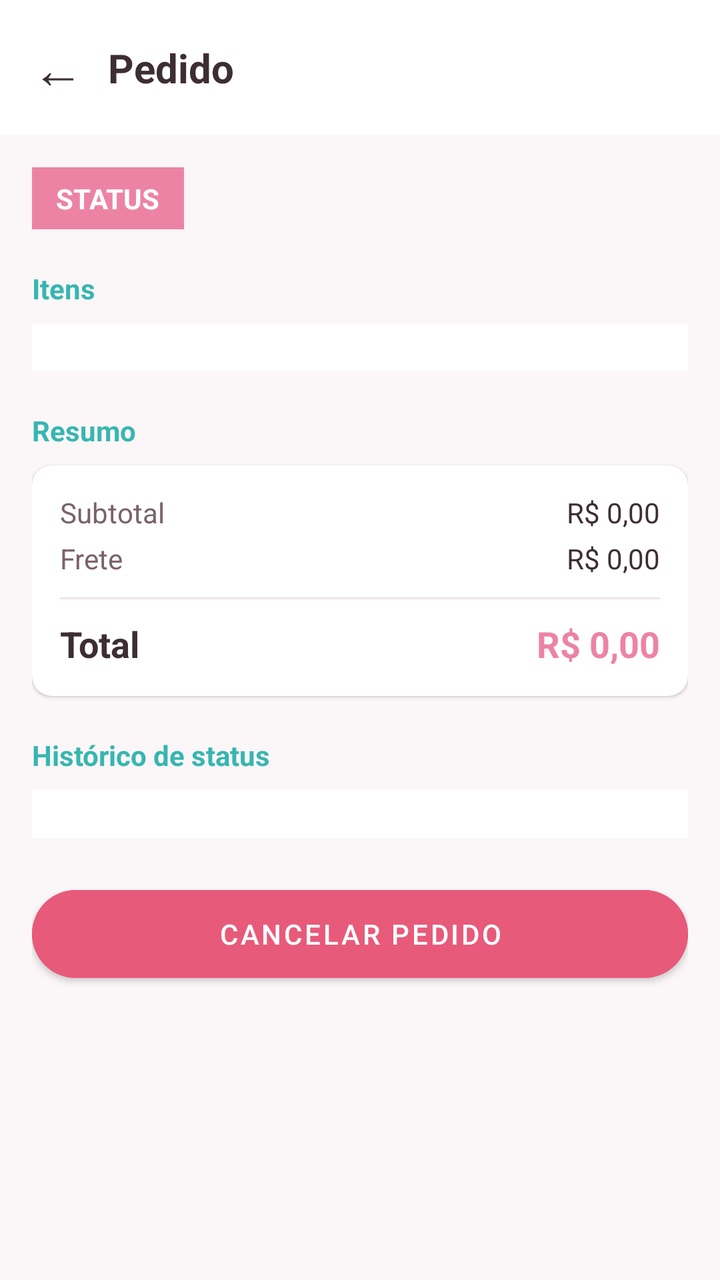
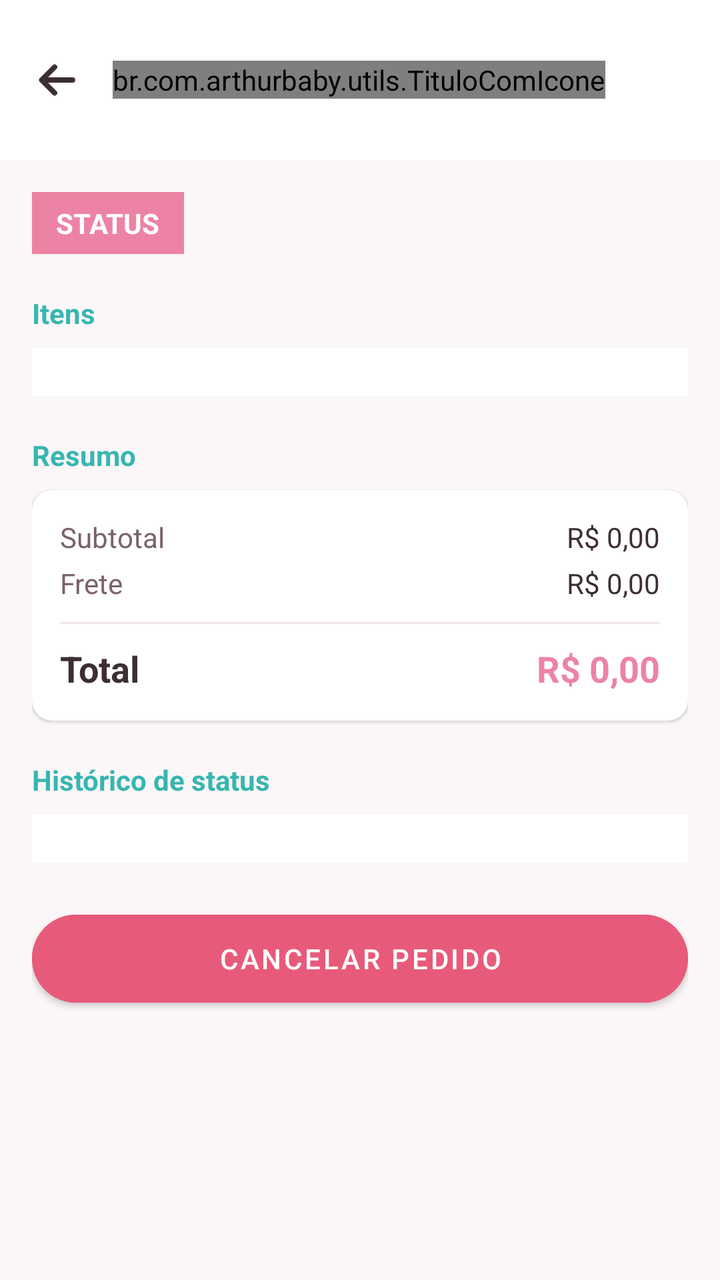

Compare the two renders of this Android layout. The source of the first and the diff that turns it into the second are given below.
<!-- AndroidManifest.xml: application theme Theme.ArthurBaby -->
<!-- res/layout/fragment_detalhe_pedido.xml -->
<?xml version="1.0" encoding="utf-8"?>
<ScrollView xmlns:android="http://schemas.android.com/apk/res/android"
    xmlns:app="http://schemas.android.com/apk/res-auto"
    android:layout_width="match_parent"
    android:layout_height="match_parent"
    android:background="@color/fundo_claro"
    android:fillViewport="true">

    <LinearLayout
        android:layout_width="match_parent"
        android:layout_height="wrap_content"
        android:orientation="vertical">

        
        <LinearLayout
            android:layout_width="match_parent"
            android:layout_height="wrap_content"
            android:orientation="horizontal"
            android:gravity="center_vertical"
            android:padding="16dp"
            android:background="@color/branco">

            <TextView
                android:id="@+id/btnVoltar"
                android:layout_width="wrap_content"
                android:layout_height="wrap_content"
                android:text="←"
                android:textSize="26sp"
                android:textColor="@color/texto_primario"
                android:paddingEnd="12dp" />

            <TextView
                android:id="@+id/tvTitulo"
                android:layout_width="0dp"
                android:layout_height="wrap_content"
                android:layout_weight="1"
                android:text="Pedido"
                android:textSize="20sp"
                android:textStyle="bold"
                android:textColor="@color/texto_primario" />
        </LinearLayout>

        <LinearLayout
            android:layout_width="match_parent"
            android:layout_height="wrap_content"
            android:orientation="vertical"
            android:padding="16dp">

            <TextView
                android:id="@+id/tvStatus"
                android:layout_width="wrap_content"
                android:layout_height="wrap_content"
                android:text="STATUS"
                android:textStyle="bold"
                android:textColor="@color/branco"
                android:background="@color/rosa_arthur"
                android:paddingHorizontal="12dp"
                android:paddingVertical="6dp" />

            <TextView
                android:layout_width="wrap_content"
                android:layout_height="wrap_content"
                android:text="Itens"
                android:textStyle="bold"
                android:textColor="@color/verde_arthur"
                android:layout_marginTop="20dp" />

            <LinearLayout
                android:id="@+id/containerItens"
                android:layout_width="match_parent"
                android:layout_height="wrap_content"
                android:orientation="vertical"
                android:background="@color/branco"
                android:padding="12dp"
                android:layout_marginTop="8dp" />

            
            <TextView
                android:layout_width="wrap_content"
                android:layout_height="wrap_content"
                android:text="Resumo"
                android:textStyle="bold"
                android:textColor="@color/verde_arthur"
                android:layout_marginTop="20dp" />

            <androidx.cardview.widget.CardView
                android:layout_width="match_parent"
                android:layout_height="wrap_content"
                android:layout_marginTop="8dp"
                app:cardCornerRadius="10dp"
                app:cardElevation="1dp"
                app:cardBackgroundColor="@color/branco">

                <LinearLayout
                    android:layout_width="match_parent"
                    android:layout_height="wrap_content"
                    android:orientation="vertical"
                    android:padding="14dp">

                    
                    <LinearLayout
                        android:layout_width="match_parent"
                        android:layout_height="wrap_content"
                        android:orientation="horizontal">
                        <TextView
                            android:layout_width="0dp"
                            android:layout_height="wrap_content"
                            android:layout_weight="1"
                            android:text="Subtotal"
                            android:textColor="@color/cinza_medio" />
                        <TextView
                            android:id="@+id/tvSubtotalDetalhe"
                            android:layout_width="wrap_content"
                            android:layout_height="wrap_content"
                            android:text="R$ 0,00"
                            android:textColor="@color/texto_primario" />
                    </LinearLayout>

                    
                    <LinearLayout
                        android:id="@+id/rowDescontoDetalhe"
                        android:layout_width="match_parent"
                        android:layout_height="wrap_content"
                        android:orientation="horizontal"
                        android:layout_marginTop="4dp"
                        android:visibility="gone">
                        <TextView
                            android:id="@+id/tvLabelDescontoDetalhe"
                            android:layout_width="0dp"
                            android:layout_height="wrap_content"
                            android:layout_weight="1"
                            android:text="Desconto"
                            android:textColor="@color/verde_arthur"
                            android:textStyle="bold" />
                        <TextView
                            android:id="@+id/tvDescontoDetalhe"
                            android:layout_width="wrap_content"
                            android:layout_height="wrap_content"
                            android:text="- R$ 0,00"
                            android:textColor="@color/verde_arthur"
                            android:textStyle="bold" />
                    </LinearLayout>

                    
                    <LinearLayout
                        android:layout_width="match_parent"
                        android:layout_height="wrap_content"
                        android:orientation="horizontal"
                        android:layout_marginTop="4dp">
                        <TextView
                            android:layout_width="0dp"
                            android:layout_height="wrap_content"
                            android:layout_weight="1"
                            android:text="Frete"
                            android:textColor="@color/cinza_medio" />
                        <TextView
                            android:id="@+id/tvFreteDetalhe"
                            android:layout_width="wrap_content"
                            android:layout_height="wrap_content"
                            android:text="R$ 0,00"
                            android:textColor="@color/texto_primario" />
                    </LinearLayout>

                    <View
                        android:layout_width="match_parent"
                        android:layout_height="1dp"
                        android:background="@color/cinza_borda"
                        android:layout_marginVertical="10dp" />

                    
                    <LinearLayout
                        android:layout_width="match_parent"
                        android:layout_height="wrap_content"
                        android:orientation="horizontal">
                        <TextView
                            android:layout_width="0dp"
                            android:layout_height="wrap_content"
                            android:layout_weight="1"
                            android:text="Total"
                            android:textStyle="bold"
                            android:textSize="18sp"
                            android:textColor="@color/texto_primario" />
                        <TextView
                            android:id="@+id/tvTotal"
                            android:layout_width="wrap_content"
                            android:layout_height="wrap_content"
                            android:text="R$ 0,00"
                            android:textStyle="bold"
                            android:textSize="18sp"
                            android:textColor="@color/rosa_arthur" />
                    </LinearLayout>
                </LinearLayout>
            </androidx.cardview.widget.CardView>

            <TextView
                android:layout_width="wrap_content"
                android:layout_height="wrap_content"
                android:text="Histórico de status"
                android:textStyle="bold"
                android:textColor="@color/verde_arthur"
                android:layout_marginTop="20dp" />

            <LinearLayout
                android:id="@+id/containerHistorico"
                android:layout_width="match_parent"
                android:layout_height="wrap_content"
                android:orientation="vertical"
                android:background="@color/branco"
                android:padding="12dp"
                android:layout_marginTop="8dp" />

            
            <com.google.android.material.button.MaterialButton
                android:id="@+id/btnCancelarPedido"
                android:layout_width="match_parent"
                android:layout_height="56dp"
                android:layout_marginTop="20dp"
                android:layout_marginBottom="20dp"
                android:text="CANCELAR PEDIDO"
                android:backgroundTint="@color/vermelho_desconto"
                android:textColor="@color/branco"
                app:cornerRadius="28dp" />

        </LinearLayout>
    </LinearLayout>
</ScrollView>
<!-- resources referenced by this layout -->
<resources>
  <color name="branco">#FFFFFF</color>
  <color name="cinza_borda">#F0E4E9</color>
  <color name="cinza_medio">#7A626B</color>
  <color name="fundo_claro">#FBF6F8</color>
  <color name="rosa_arthur">#ED83A4</color>
  <color name="texto_primario">#3D2E34</color>
  <color name="verde_arthur">#37B6B0</color>
  <color name="vermelho_desconto">#E85A7A</color>
  <style name="Theme.ArthurBaby" parent="Theme.MaterialComponents.DayNight.NoActionBar">
          <item name="colorPrimary">@color/verde_arthur</item>
          <item name="colorPrimaryVariant">@color/verde_escuro</item>
          <item name="colorOnPrimary">@color/branco</item>
          <item name="colorSecondary">@color/rosa_arthur</item>
          <item name="colorSecondaryVariant">@color/rosa_escuro</item>
          <item name="colorOnSecondary">@color/branco</item>
          <item name="android:statusBarColor">@color/verde_arthur</item>
          <item name="android:windowBackground">@color/fundo_claro</item>
          <item name="android:navigationBarColor">@color/branco</item>
          <item name="colorSurface">@color/branco</item>
          <item name="colorOnSurface">@color/texto_primario</item>
  
          
          <item name="android:windowLightStatusBar">false</item>
          <item name="android:windowLightNavigationBar">true</item>
      </style>
  <color name="verde_escuro">#2A8F8A</color>
  <color name="rosa_escuro">#D56586</color>
</resources>

<!-- the commit's change to res/layout/fragment_detalhe_pedido.xml (unified diff, before → after) -->
@@ -20,24 +20,29 @@
             android:padding="16dp"
             android:background="@color/branco">
 
-            <TextView
+            <ImageButton
                 android:id="@+id/btnVoltar"
-                android:layout_width="wrap_content"
-                android:layout_height="wrap_content"
-                android:text="←"
-                android:textSize="26sp"
-                android:textColor="@color/texto_primario"
-                android:paddingEnd="12dp" />
-
-            <TextView
+                style="@style/BotaoVoltar"
+                app:tint="@color/texto_primario" />
+
+            <br.com.arthurbaby.utils.TituloComIcone
                 android:id="@+id/tvTitulo"
-                android:layout_width="0dp"
-                android:layout_height="wrap_content"
-                android:layout_weight="1"
+                android:layout_width="wrap_content"
+                android:layout_height="wrap_content"
                 android:text="Pedido"
                 android:textSize="20sp"
                 android:textStyle="bold"
-                android:textColor="@color/texto_primario" />
+                android:textColor="@color/texto_primario"
+                app:iconeTitulo="@drawable/ic_pedidos" />
+
+
+            <Space
+
+                android:layout_width="0dp"
+
+                android:layout_height="1dp"
+
+                android:layout_weight="1" />
         </LinearLayout>
 
         <LinearLayout
@@ -212,6 +217,8 @@
             
             <com.google.android.material.button.MaterialButton
                 android:id="@+id/btnCancelarPedido"
+                android:tooltipText="Cancelar este pedido"
+                android:contentDescription="Cancelar este pedido"
                 android:layout_width="match_parent"
                 android:layout_height="56dp"
                 android:layout_marginTop="20dp"
<!-- resource entries referenced after the edit -->
@@ -8,6 +8,32 @@
   <color name="texto_primario">#3D2E34</color>
   <color name="verde_arthur">#37B6B0</color>
   <color name="vermelho_desconto">#E85A7A</color>
+  <!-- drawable ic_pedidos (drawable) -->
+  <vector xmlns:android="http://schemas.android.com/apk/res/android"
+      android:width="24dp"
+      android:height="24dp"
+      android:viewportWidth="24"
+      android:viewportHeight="24">
+      <path
+          android:fillColor="#FF000000"
+          android:pathData="M20,2H4C3,2 2,2.9 2,4v3.01C2,7.73 2.43,8.35 3,8.7V20c0,1.1 0.9,2 2,2h14c1.1,0 2,-0.9 2,-2V8.7c0.57,-0.35 1,-0.97 1,-1.69V4C22,2.9 21,2 20,2zM19,20H5V9h14V20zM20,7H4V4h16V7z"/>
+      <path
+          android:fillColor="#FF000000"
+          android:pathData="M9,12h6v2H9z"/>
+  </vector>
+  <style name="BotaoVoltar">
+          <item name="android:layout_width">48dp</item>
+          <item name="android:layout_height">48dp</item>
+          <item name="android:layout_marginStart">-12dp</item>
+          <item name="android:layout_marginEnd">4dp</item>
+          <item name="android:padding">12dp</item>
+          <item name="android:scaleType">fitCenter</item>
+          <item name="android:src">@drawable/ic_voltar</item>
+          <item name="tint">@color/texto_primario</item>
+          <item name="android:background">?attr/selectableItemBackgroundBorderless</item>
+          <item name="android:contentDescription">Voltar</item>
+          <item name="android:tooltipText">Voltar</item>
+      </style>
   <style name="Theme.ArthurBaby" parent="Theme.MaterialComponents.DayNight.NoActionBar">
           <item name="colorPrimary">@color/verde_arthur</item>
           <item name="colorPrimaryVariant">@color/verde_escuro</item>
@@ -25,6 +51,20 @@
           <item name="android:windowLightStatusBar">false</item>
           <item name="android:windowLightNavigationBar">true</item>
       </style>
+  <!-- drawable ic_voltar (drawable) -->
+  <?xml version="1.0" encoding="utf-8"?>
+  <vector xmlns:android="http://schemas.android.com/apk/res/android"
+      android:width="24dp"
+      android:height="24dp"
+      android:viewportWidth="24"
+      android:viewportHeight="24">
+      <path
+          android:pathData="M20,12H4.5M11,5.5L4.5,12L11,18.5"
+          android:strokeColor="#FF000000"
+          android:strokeWidth="2.6"
+          android:strokeLineCap="round"
+          android:strokeLineJoin="round" />
+  </vector>
   <color name="verde_escuro">#2A8F8A</color>
   <color name="rosa_escuro">#D56586</color>
 </resources>
